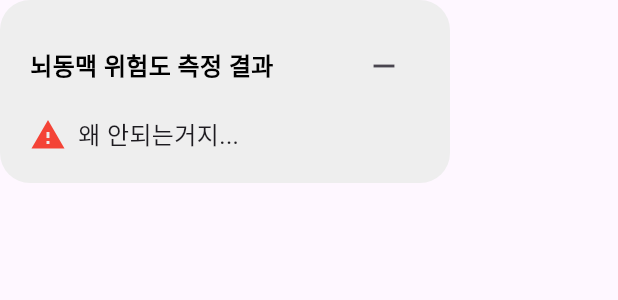
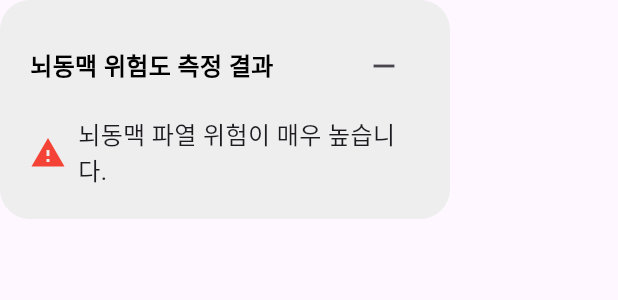
Before and after one commit to brainprotect/FrontEnd-, a Flutter app: the ResultSection widget shown alone on an empty page, opened directly, after a tap on the "add" icon, on a phone screen of 412 x 824 dp. Shown: the top 300 px of the screen. Run offline on Flutter 3.47's test engine with Material 3 defaults, Android fonts, the phone set to English and light mode, and no system bars; our stand-ins replace carousel_slider, google_maps_flutter, image_picker; missing offline and left inert: dialog_flowtter; project files that could hold a hidden picture were left out.

Commit message:
결과 페이지 수정

```diff
--- a/lib/ResultPage.dart
+++ b/lib/ResultPage.dart
@@ -279,7 +279,7 @@ class _ResultSectionState extends State<ResultSection> {
     //     ];
         switch (widget.title) {
           case '뇌동맥 위험도 측정 결과':
-            String overallMessage = '왜 안되는거지...';
+            String overallMessage = '뇌동맥 파열 위험이 매우 높습니다.';
             IconData overallIcon = Icons.warning;
 
             final fastingBloodSugar = widget.fastingBloodSugar;
```
